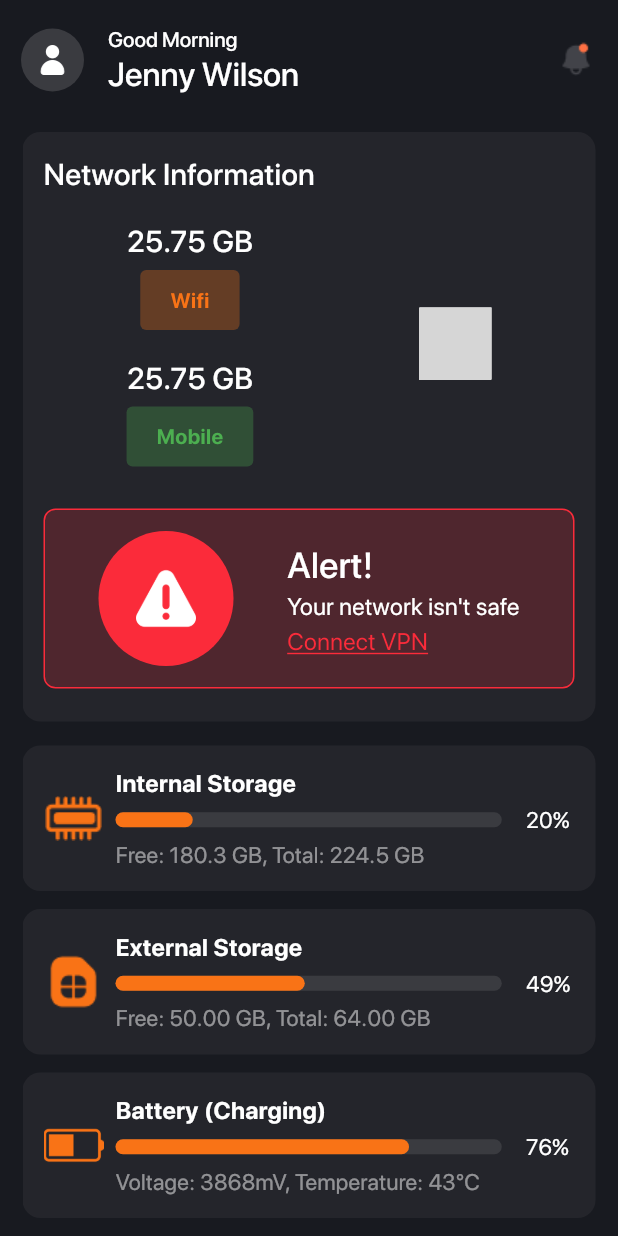
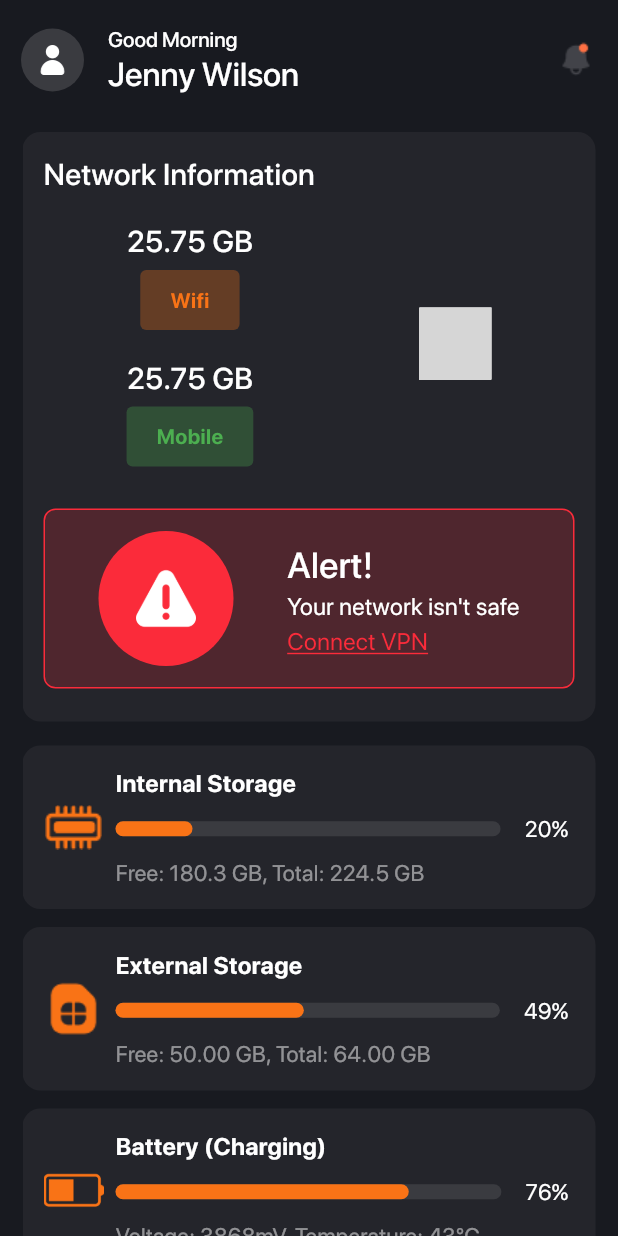
Before and after one commit to Flutterboy17/XCore, a Flutter app: the screen it shows after launch, scrolled down 576 dp, on a phone screen of 412 x 824 dp. Run offline on Flutter 3.47's test engine with Material 3 defaults, Android fonts, the phone set to English and light mode, and no system bars; our stand-ins replace get, syncfusion_flutter_charts; missing offline and left inert: radial_progress; grey boxes are pictures that could not be loaded.

Commit message:
Overall Updated

```diff
--- a/lib/const/app_colors.dart
+++ b/lib/const/app_colors.dart
@@ -3,7 +3,7 @@ import 'package:flutter/material.dart';
 class AppColors {
  static Color kMainColor = Color(0xffF97316);
  static Color kPrimaryColor = Color(0xff24252b);
- static Color kSecondayColor = Color(0xFFFFFFFF);
+ static Color kSecondaryColor = Color(0xFFFFFFFF);
  static Color kBg1Color = Color(0xff181A20);
  static Color kBg2Color = Color(0xff3a3b40);
  static Color kBase1Color = Color(0xff22c55e);
--- a/lib/screens/battery_screen.dart
+++ b/lib/screens/battery_screen.dart
@@ -28,14 +28,14 @@ class BatteryScreen extends StatelessWidget {
                 AppAssets.backIcon,
                 height: 30,
                 width: 30,
-                color: AppColors.kSecondayColor,
+                color: AppColors.kSecondaryColor,
               ),
             ),
           ),
           title: Text(
             "Battery",
             style: TextStyle(
-              color: AppColors.kSecondayColor,
+              color: AppColors.kSecondaryColor,
               fontWeight: FontWeight.w500,
             ),
           ),
@@ -102,7 +102,7 @@ class BatteryScreen extends StatelessWidget {
           Text(
             "Details",
             style: TextStyle(
-              color: AppColors.kSecondayColor,
+              color: AppColors.kSecondaryColor,
               fontWeight: FontWeight.bold,
               fontSize: 20,
             ),
--- a/lib/screens/gpu_screen.dart
+++ b/lib/screens/gpu_screen.dart
@@ -54,14 +54,14 @@ class _GPUScreenState extends State<GPUScreen> {
             AppAssets.backIcon,
             height: 30,
             width: 30,
-            color: AppColors.kSecondayColor,
+            color: AppColors.kSecondaryColor,
           ),
         ),
       ),
       title: Text(
         "GPU Usage",
         style: TextStyle(
-          color: AppColors.kSecondayColor,
+          color: AppColors.kSecondaryColor,
           fontWeight: FontWeight.w500,
         ),
       ),
@@ -149,7 +149,7 @@ class _GPUScreenState extends State<GPUScreen> {
           Text(
             "Details",
             style: TextStyle(
-              color: AppColors.kSecondayColor,
+              color: AppColors.kSecondaryColor,
               fontWeight: FontWeight.bold,
               fontSize: 20,
             ),
--- a/lib/screens/home_screen.dart
+++ b/lib/screens/home_screen.dart
@@ -112,7 +112,7 @@ class _HomeScreenState extends State<HomeScreen> {
             backgroundColor: AppColors.kBg2Color,
             child: Image.asset(
               AppAssets.profile,
-              color: AppColors.kSecondayColor,
+              color: AppColors.kSecondaryColor,
               height: 20,
               width: 20,
             ),
@@ -126,14 +126,14 @@ class _HomeScreenState extends State<HomeScreen> {
           Text(
             "Good Morning",
             style: TextStyle(
-                color: AppColors.kSecondayColor,
+                color: AppColors.kSecondaryColor,
                 fontWeight: FontWeight.w500,
                 fontSize: 14),
           ),
           Text(
             "Jenny Wilson",
             style: TextStyle(
-                color: AppColors.kSecondayColor, fontWeight: FontWeight.w500),
+                color: AppColors.kSecondaryColor, fontWeight: FontWeight.w500),
           ),
         ],
       ),
@@ -169,7 +169,7 @@ class _HomeScreenState extends State<HomeScreen> {
               Text(
                 "CPU Usage",
                 style: TextStyle(
-                    color: AppColors.kSecondayColor,
+                    color: AppColors.kSecondaryColor,
                     fontWeight: FontWeight.w500,
                     fontSize: 20),
               ),
@@ -193,7 +193,7 @@ class _HomeScreenState extends State<HomeScreen> {
                     axisLine: AxisLine(color: Colors.transparent),
                     majorTickLines: MajorTickLines(color: Colors.transparent),
                     labelStyle: TextStyle(
-                        color: AppColors.kSecondayColor.withOpacity(.5)),
+                        color: AppColors.kSecondaryColor.withOpacity(.5)),
                   ),
                   tooltipBehavior: TooltipBehavior(enable: true),
                   series: [
@@ -226,7 +226,7 @@ class _HomeScreenState extends State<HomeScreen> {
                 Text(
                   "36%",
                   style: TextStyle(
-                    color: AppColors.kSecondayColor,
+                    color: AppColors.kSecondaryColor,
                     fontWeight: FontWeight.w500,
                     fontSize: 36,
                   ),
@@ -234,7 +234,7 @@ class _HomeScreenState extends State<HomeScreen> {
                 Text(
                   "CPU Usage ",
                   style: TextStyle(
-                      color: AppColors.kSecondayColor.withOpacity(.5),
+                      color: AppColors.kSecondaryColor.withOpacity(.5),
                       fontWeight: FontWeight.normal,
                       fontSize: 16,
                       height: 1),
@@ -264,7 +264,7 @@ class _HomeScreenState extends State<HomeScreen> {
           Text(
             "GPU Performance",
             style: TextStyle(
-                color: AppColors.kSecondayColor,
+                color: AppColors.kSecondaryColor,
                 fontWeight: FontWeight.w500,
                 fontSize: 20),
           ),
@@ -282,7 +282,7 @@ class _HomeScreenState extends State<HomeScreen> {
                 maximum: 160,
                 interval: 40,
                 labelStyle:
-                    TextStyle(color: AppColors.kSecondayColor.withOpacity(.5)),
+                    TextStyle(color: AppColors.kSecondaryColor.withOpacity(.5)),
                 majorGridLines: MajorGridLines(
                   width: 1,
                   color: AppColors.kBg2Color.withOpacity(.5),
@@ -326,7 +326,7 @@ class _HomeScreenState extends State<HomeScreen> {
                   Text(
                     "Normal",
                     style: TextStyle(
-                      color: AppColors.kSecondayColor,
+                      color: AppColors.kSecondaryColor,
                     ),
                   )
                 ],
@@ -346,7 +346,7 @@ class _HomeScreenState extends State<HomeScreen> {
                   Text(
                     "Above Normal",
                     style: TextStyle(
-                      color: AppColors.kSecondayColor,
+                      color: AppColors.kSecondaryColor,
                     ),
                   )
                 ],
@@ -375,7 +375,7 @@ class _HomeScreenState extends State<HomeScreen> {
           Text(
             "Network Information",
             style: TextStyle(
-                color: AppColors.kSecondayColor,
+                color: AppColors.kSecondaryColor,
                 fontWeight: FontWeight.w500,
                 fontSize: 20),
           ),
@@ -389,7 +389,7 @@ class _HomeScreenState extends State<HomeScreen> {
                   Text(
                     "25.75 GB",
                     style: TextStyle(
-                        color: AppColors.kSecondayColor,
+                        color: AppColors.kSecondaryColor,
                         fontWeight: FontWeight.w500,
                         fontSize: 20),
                   ),
@@ -416,7 +416,7 @@ class _HomeScreenState extends State<HomeScreen> {
                   Text(
                     "25.75 GB",
                     style: TextStyle(
-                        color: AppColors.kSecondayColor,
+                        color: AppColors.kSecondaryColor,
                         fontWeight: FontWeight.w500,
                         fontSize: 20),
                   ),
@@ -462,7 +462,7 @@ class _HomeScreenState extends State<HomeScreen> {
                       AppAssets.alert,
                       height: 40,
                       width: 40,
-                      color: AppColors.kSecondayColor,
+                      color: AppColors.kSecondaryColor,
                     ),
                   ),
                 ),
@@ -473,14 +473,14 @@ class _HomeScreenState extends State<HomeScreen> {
                     Text(
                       "Alert!",
                       style: TextStyle(
-                          color: AppColors.kSecondayColor,
+                          color: AppColors.kSecondaryColor,
                           fontWeight: FontWeight.w500,
                           fontSize: 24),
                     ),
                     Text(
                       "Your network isn't safe",
                       style: TextStyle(
-                          color: AppColors.kSecondayColor,
+                          color: AppColors.kSecondaryColor,
                           fontWeight: FontWeight.normal,
                           fontSize: 16),
                     ),
--- a/lib/widgets/build_details.dart
+++ b/lib/widgets/build_details.dart
@@ -1,16 +1,18 @@
 import 'package:flutter/material.dart';
 import '../const/app_colors.dart';
+import '../const/app_sizes.dart';
 
 Padding buildDetails(String txt1, txt2) {
   return Padding(
-      padding: const EdgeInsets.symmetric(vertical: 6),
+    padding:
+        const EdgeInsets.symmetric(vertical: AppSizes.paddingVertical - 10),
     child: Row(
       mainAxisAlignment: MainAxisAlignment.spaceBetween,
       children: [
         Text(
           txt1,
           style: TextStyle(
-                color: AppColors.kSecondayColor,
+              color: AppColors.kSecondaryColor,
               fontWeight: FontWeight.normal,
               fontSize: 15),
         ),
--- a/lib/widgets/custom_radialprogress_widget.dart
+++ b/lib/widgets/custom_radialprogress_widget.dart
@@ -52,14 +52,14 @@ class CustomRadialProgressWidget extends StatelessWidget {
                 "64GB",
                 style: TextStyle(
                     fontWeight: FontWeight.bold,
-                    color: AppColors.kSecondayColor,
+                    color: AppColors.kSecondaryColor,
                     fontSize: 24),
               ),
               Text(
                 "Total",
                 style: TextStyle(
                     fontWeight: FontWeight.normal,
-                    color: AppColors.kSecondayColor.withOpacity(.6),
+                    color: AppColors.kSecondaryColor.withOpacity(.6),
                     fontSize: 16,
                     height: 1),
               )
--- a/lib/widgets/performance.dart
+++ b/lib/widgets/performance.dart
@@ -38,7 +38,7 @@ class Performance extends StatelessWidget {
                   style: TextStyle(
                     fontSize: 24,
                     fontWeight: FontWeight.bold,
-                    color: AppColors.kSecondayColor,
+                    color: AppColors.kSecondaryColor,
                   ),
                 ),
                 if (performanceSubTxt != null)
@@ -48,7 +48,7 @@ class Performance extends StatelessWidget {
                     style: TextStyle(
                       fontSize: 16,
                       fontWeight: FontWeight.normal,
-                      color: AppColors.kSecondayColor.withOpacity(.6),
+                      color: AppColors.kSecondaryColor.withOpacity(.6),
                     ),
                   ),
               ],
--- a/lib/widgets/storage_info_card.dart
+++ b/lib/widgets/storage_info_card.dart
@@ -1,5 +1,6 @@
 import 'package:flutter/material.dart';
 import 'package:xcore/const/app_colors.dart';
+import 'package:xcore/const/app_sizes.dart';
 
 class StorageInfoCard extends StatelessWidget {
   final String title;
@@ -20,7 +21,9 @@ class StorageInfoCard extends StatelessWidget {
   @override
   Widget build(BuildContext context) {
     return Container(
-      padding: EdgeInsets.symmetric(horizontal: 14, vertical: 14),
+      padding: EdgeInsets.symmetric(
+          horizontal: AppSizes.paddingHorizontal,
+          vertical: AppSizes.paddingVertical),
       width: MediaQuery.of(context).size.width - 30,
       decoration: BoxDecoration(
         borderRadius: BorderRadius.circular(12),
@@ -34,26 +37,26 @@ class StorageInfoCard extends StatelessWidget {
             width: 40,
             color: AppColors.kMainColor,
           ),
-          SizedBox(
-            width: 8,
-          ),
-          Column(
+          SizedBox(width: AppSizes.sectionSpacing - 8),
+          Expanded(
+            child: Column(
               mainAxisSize: MainAxisSize.min,
               crossAxisAlignment: CrossAxisAlignment.start,
               children: [
                 Text(
                   title,
                   style: TextStyle(
-                  color: AppColors.kSecondayColor,
+                    color: AppColors.kSecondaryColor,
                     fontWeight: FontWeight.bold,
                     fontSize: 16,
                   ),
                 ),
-              SizedBox(height: 2),
+                SizedBox(height: AppSizes.sectionSpacing - 8),
                 Row(
+                  mainAxisAlignment: MainAxisAlignment.spaceBetween,
                   children: [
-                  SizedBox(
-                    width: MediaQuery.of(context).size.width / 1.6,
+                    Expanded(
+                      flex: 5,
                       child: LinearProgressIndicator(
                         borderRadius: BorderRadius.circular(30),
                         backgroundColor: AppColors.kBg2Color,
@@ -62,27 +65,29 @@ class StorageInfoCard extends StatelessWidget {
                         color: AppColors.kMainColor,
                       ),
                     ),
-                  SizedBox(width: 16),
+                    SizedBox(width: AppSizes.sectionSpacing),
                     Text(
                       progressText,
                       style: TextStyle(
-                      color: AppColors.kSecondayColor,
+                        color: AppColors.kSecondaryColor,
+                        fontWeight: FontWeight.normal,
+                        fontSize: 15,
+                      ),
+                    ),
+                    SizedBox(width: AppSizes.sectionSpacing - 12),
+                  ],
+                ),
+                SizedBox(height: AppSizes.sectionSpacing - 8),
+                Text(
+                  details,
+                  style: TextStyle(
+                    color: AppColors.kSecondaryColor.withOpacity(0.5),
                     fontWeight: FontWeight.normal,
                     fontSize: 15,
                   ),
                 ),
               ],
             ),
-              SizedBox(height: 2),
-              Text(
-                details,
-                style: TextStyle(
-                  color: AppColors.kSecondayColor.withOpacity(.5),
-                  fontWeight: FontWeight.normal,
-                  fontSize: 15,
-                ),
-              ),
-            ],
           ),
         ],
       ),
```
Also changed, not shown: lib/screens/cpu_screen.dart (+5 -5 lines), lib/screens/vpn_screen.dart (+14 -14 lines), lib/widgets/build_indicators.dart (+5 -4 lines). Lines whose indentation alone changed are shown as unchanged.
